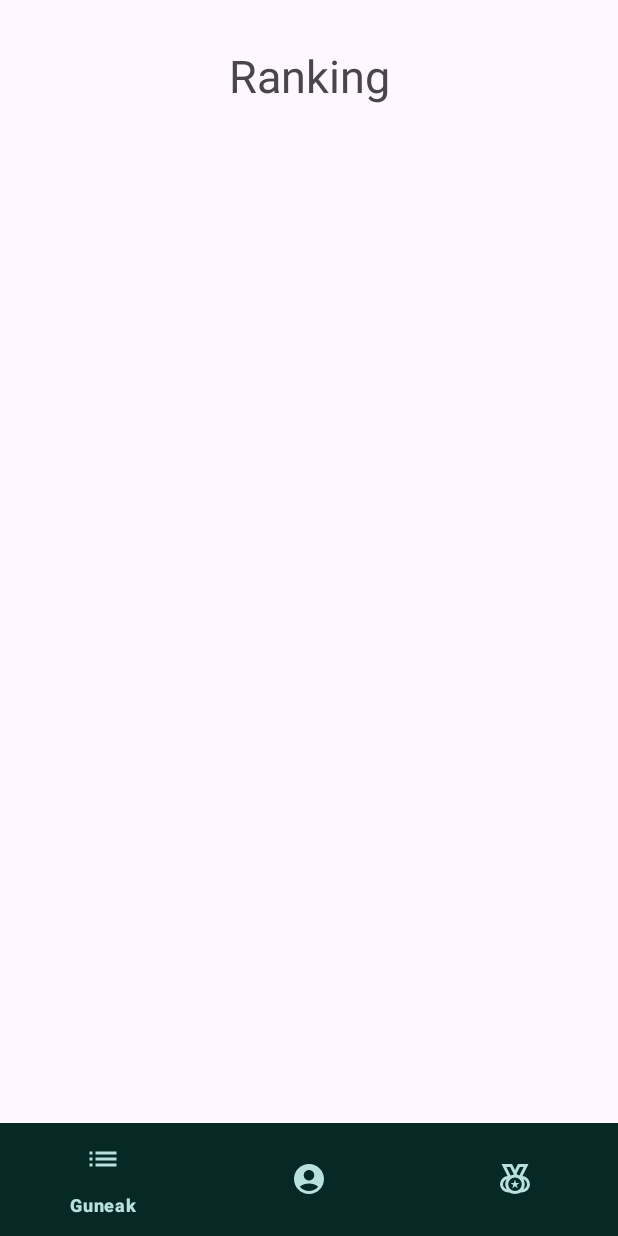
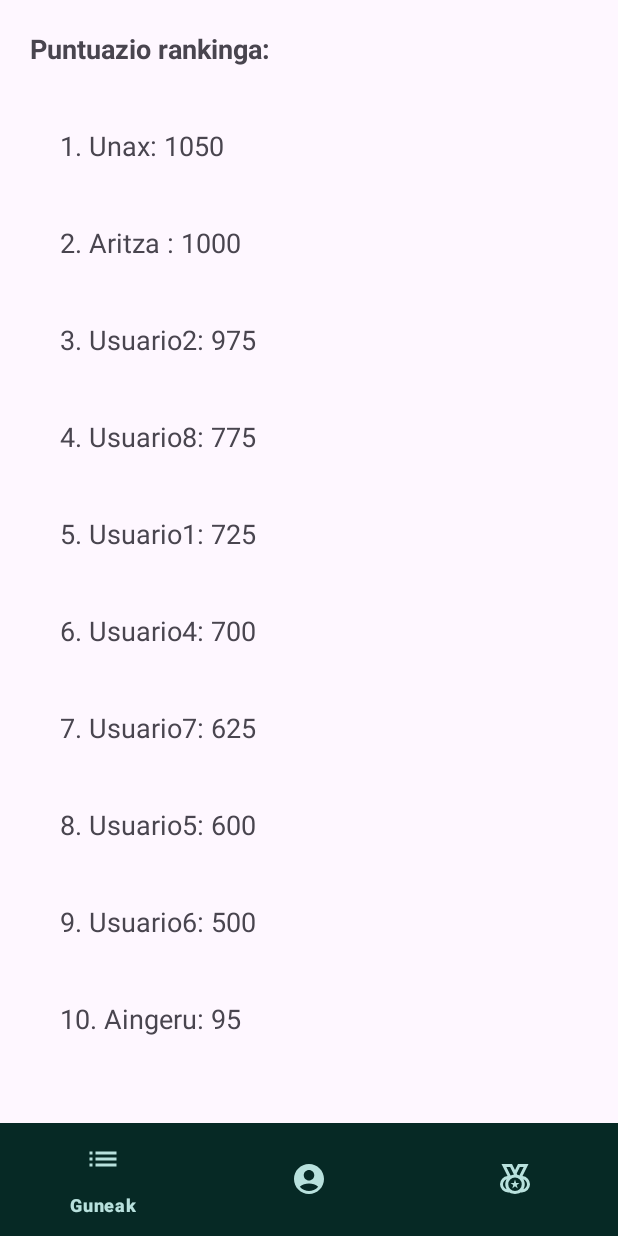
Before and after one commit to AritzaHerrero/LaudioSarean, an Android app: the fragment rankingFragment placed in its activity, on a phone screen of 412 x 824 dp. Run offline under Robolectric (Android 15) with nearby library versions, the phone set to English and light mode, and no system bars; our stand-ins replace Firebase (no records; nobody signed in at launch, a user with empty details on screens opened directly).

Commit message:
RankingFragment-ean top10-a agertzen da.

```diff
--- a/app/src/main/java/com/talde3/laudiosarean/rankingFragment.java
+++ b/app/src/main/java/com/talde3/laudiosarean/rankingFragment.java
@@ -7,6 +7,12 @@ import androidx.fragment.app.Fragment;
 import android.view.LayoutInflater;
 import android.view.View;
 import android.view.ViewGroup;
+import android.widget.ArrayAdapter;
+import android.widget.LinearLayout;
+import android.widget.ListView;
+import android.widget.TextView;
+
+import java.util.Arrays;
 
 /**
  * A simple {@link Fragment} subclass.
@@ -58,7 +64,57 @@ public class rankingFragment extends Fragment {
     @Override
     public View onCreateView(LayoutInflater inflater, ViewGroup container,
                              Bundle savedInstanceState) {
-        // Inflate the layout for this fragment
-        return inflater.inflate(R.layout.fragment_ranking, container, false);
+        View view = inflater.inflate(R.layout.fragment_ranking, container, false);
+
+        // Obtén la referencia al LinearLayout que contendrá los TextView
+        LinearLayout linearLayoutRanking = view.findViewById(R.id.linearLayoutRanking);
+
+        // Supongamos que tienes un array bidimensional de puntuaciones y usuarios
+        String[][] datos = {
+                {"725", "Usuario1"},
+                {"975", "Usuario2"},
+                {"1050", "Unax"},
+                {"700", "Usuario4"},
+                {"600", "Usuario5"},
+                {"500", "Usuario6"},
+                {"625", "Usuario7"},
+                {"775", "Usuario8"},
+                {"1000", "Aritza "},
+                {"85", "Usuario10"},
+                {"92", "Usuario11"},
+                {"78", "Usuario12"},
+                {"95", "Aingeru"},
+                {"88", "Usuario14"},
+                {"90", "Usuario15"},
+                {"87", "Usuario16"}
+        };
+
+
+        // Convertir las puntuaciones a int y ordenar
+        Arrays.sort(datos, (a, b) -> Integer.compare(Integer.parseInt(b[0]), Integer.parseInt(a[0])));
+        int topN = Math.min(10, datos.length); // Muestra hasta las 10 mejores puntuaciones
+
+        // Muestra las mejores puntuaciones en los TextView
+        for (int i = 0; i < topN; i++) {
+            // Crea un nuevo TextView
+            TextView textView = new TextView(getActivity());
+
+            // Configura los márgenes programáticamente
+            LinearLayout.LayoutParams layoutParams = new LinearLayout.LayoutParams(
+                    LinearLayout.LayoutParams.MATCH_PARENT,
+                    LinearLayout.LayoutParams.WRAP_CONTENT
+            );
+
+            textView.setTextSize(18);
+            textView.setText((i + 1) + ". " + datos[i][1] + ": " + datos[i][0]);
+
+            layoutParams.setMargins(60, 60, 60, 0); // Aquí estableces los márgenes
+            textView.setLayoutParams(layoutParams);
+
+            // Agrega el TextView al LinearLayout
+            linearLayoutRanking.addView(textView);
+        }
+
+        return view;
     }
 }
--- a/app/src/main/res/layout/fragment_ranking.xml
+++ b/app/src/main/res/layout/fragment_ranking.xml
@@ -6,12 +6,25 @@
     tools:context=".rankingFragment">
 
     <!-- TODO: Update blank fragment layout -->
-    <TextView
+
+    <LinearLayout
+        android:id="@+id/linearLayoutRanking"
         android:layout_width="match_parent"
         android:layout_height="match_parent"
-        android:text="Ranking"
-        android:layout_marginTop="30dp"
-        android:gravity="center_horizontal"
-        android:textSize="30sp"/>
+        android:orientation="vertical">
+
+        <TextView
+            android:id="@+id/textViewRanking"
+            android:layout_width="match_parent"
+            android:layout_height="wrap_content"
+            android:text="Puntuazio rankinga:"
+            android:textSize="18sp"
+            android:textStyle="bold"
+            android:paddingTop="20sp"
+            android:layout_marginStart="20sp"
+            android:layout_marginEnd="20sp" />
+
+
+    </LinearLayout>
 
 </FrameLayout>
```
